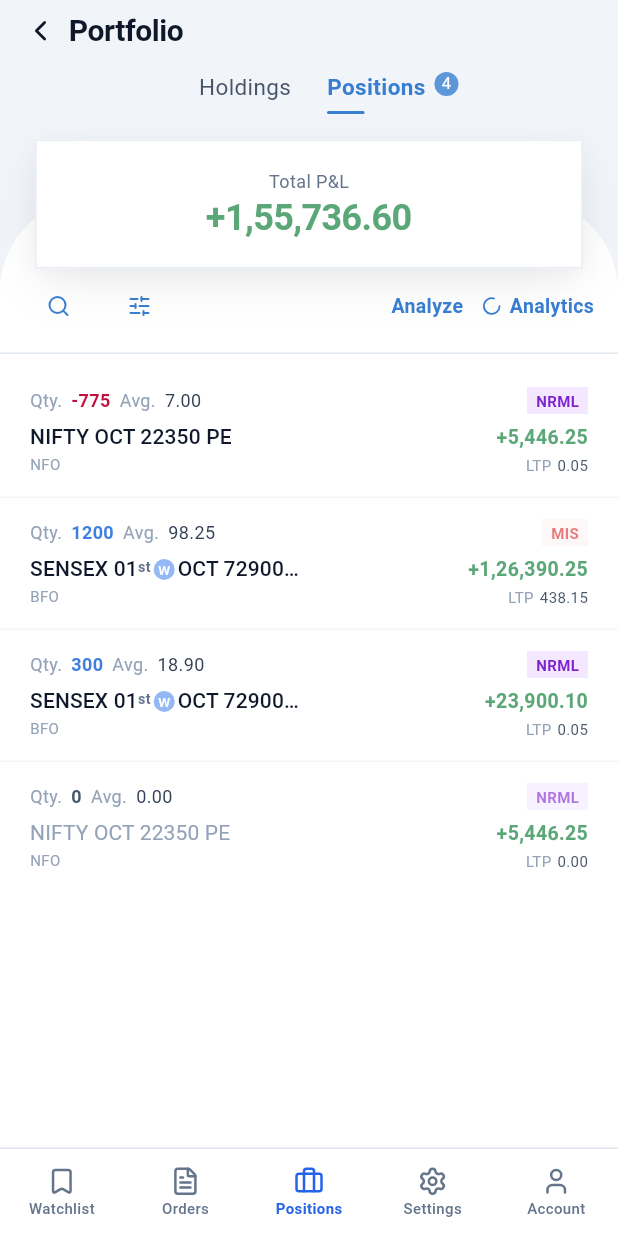
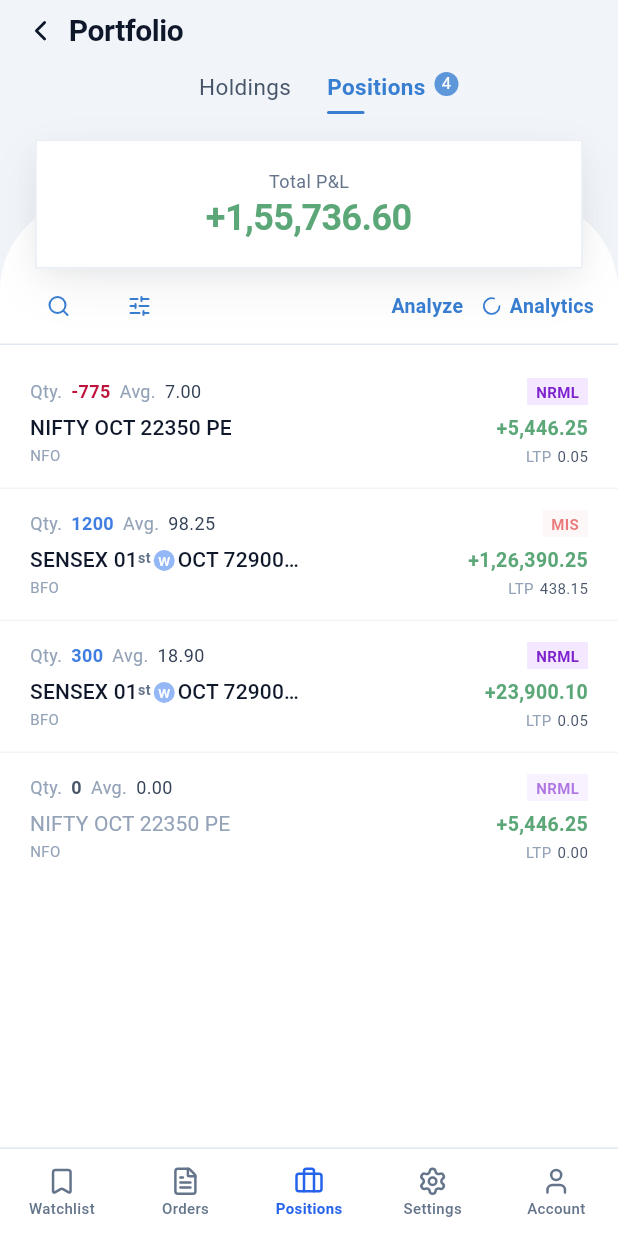
Before and after one commit to Arifspj/papertrading, a Flutter app: the screen it shows after launch, on a phone screen of 412 x 824 dp. Run offline on Flutter 3.47's test engine with Material 3 defaults, Android fonts, the phone set to English and light mode, and no system bars; our stand-ins replace lucide_icons_flutter.

Commit message:
Add project rules, bump version, nudge toolbar separator

```diff
--- a/lib/screens/positions/positions_screen.dart
+++ b/lib/screens/positions/positions_screen.dart
@@ -246,7 +246,7 @@ class _PortfolioPanel extends StatelessWidget {
                 bottom: BorderSide(color: TradePalette.slate200),
               ),
             ),
-            padding: const EdgeInsets.fromLTRB(16, 6, 16, 14),
+            padding: const EdgeInsets.fromLTRB(16, 6, 16, 8),
             child: _Toolbar(
               searching: searching,
               filtered: filtered,
--- a/pubspec.yaml
+++ b/pubspec.yaml
@@ -16,7 +16,7 @@ publish_to: 'none' # Remove this line if you wish to publish to pub.dev
 # https://developer.apple.com/library/archive/documentation/General/Reference/InfoPlistKeyReference/Articles/CoreFoundationKeys.html
 # In Windows, build-name is used as the major, minor, and patch parts
 # of the product and file versions while build-number is used as the build suffix.
-version: 1.0.0+1
+version: 1.0.1+1
 
 environment:
   sdk: ^3.10.0
```
Also changed, not shown: 1 other file.
